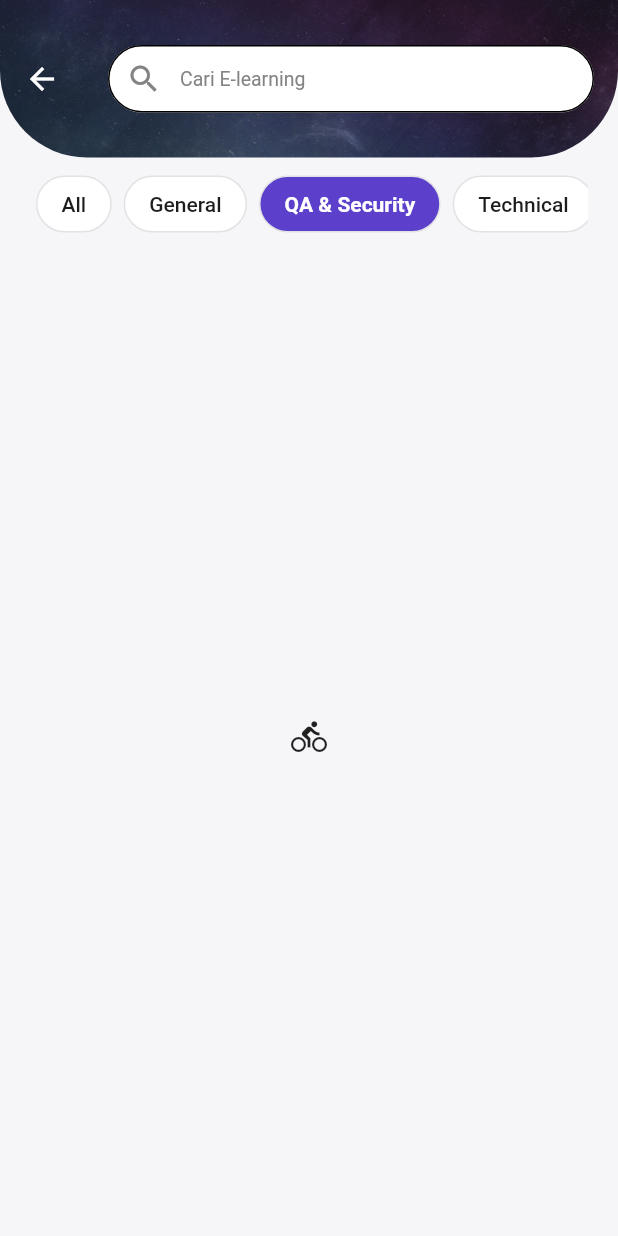
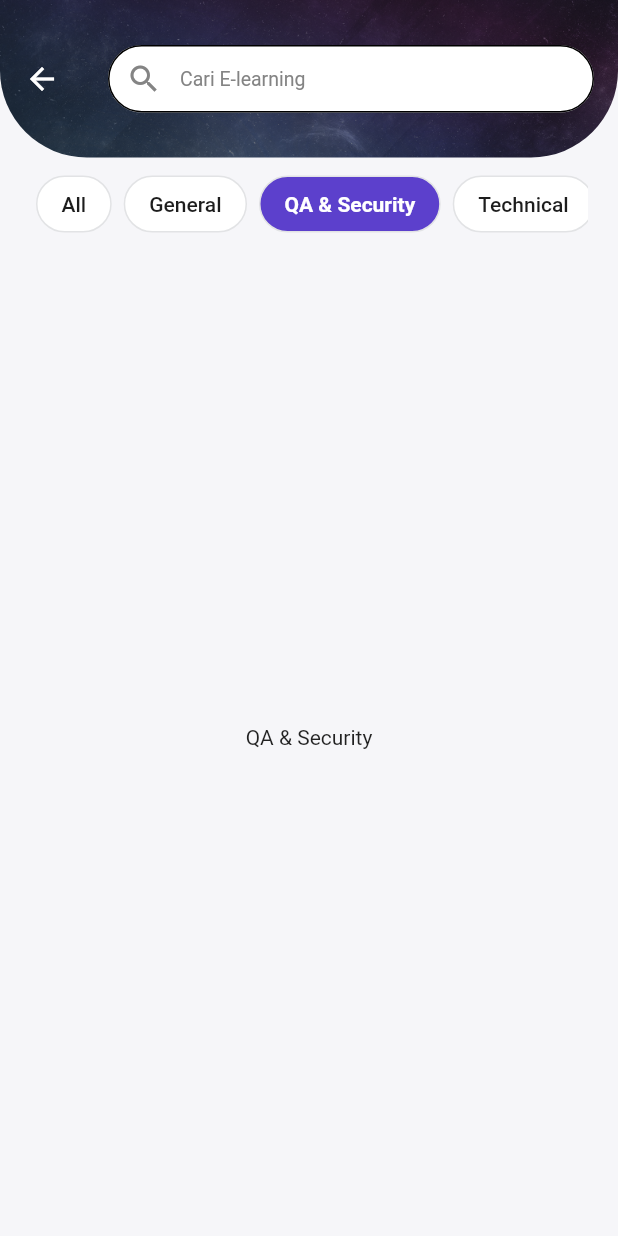
Before and after one commit to mjudianto/MyPlanet_Flutter, a Flutter app: the ElearningPage screen opened by its route, item 3 of the bottom bar chosen, on a phone screen of 412 x 824 dp. Run offline on Flutter 3.47's test engine with Material 2 defaults, Android fonts, the light colour scheme and no system bars; drawn by our look-alikes of buttons_tabbar, searchfield; our stand-ins replace cached_network_image, carousel_slider, flutter_rating_bar, flutter_secure_storage, flutter_svg, get and 7 more; missing offline and left inert: appinio_video_player, dotlottie_loader, scrollable_tab_view, syncfusion_flutter_pdfviewer; accounts and stored records are empty; network calls fail.

Commit message:
update launcher icon and update URL API

```diff
--- a/lib/helpers/global_variable.dart
+++ b/lib/helpers/global_variable.dart
@@ -5,7 +5,8 @@ import 'package:http/http.dart' as http;
 
 class GlobalVariable {
   static String currentUrl = '';
-  static String apiUrl = 'https://myplanet.enseval.com:3000';
+  // static String apiUrl = 'https://myplanet.enseval.com:3000';
+  static String apiUrl = 'https://myplanet-apiapps.enseval.com/';
   static const FlutterSecureStorage secureStorage = FlutterSecureStorage();
   static Map<String, dynamic> userData = {};
   static String myplanetUrl = 'https://myplanet.enseval.com';
--- a/lib/views/pages/elearning/elearning_page.dart
+++ b/lib/views/pages/elearning/elearning_page.dart
@@ -188,19 +188,25 @@ class _ElearningPageState extends State<ElearningPage> {
                       ),
                     ),
                     Center(
-                      child: Icon(Icons.directions_transit),
+                      child: Text('General'),
                     ),
                     Center(
-                      child: Icon(Icons.directions_bike),
+                      child: Text('QA & Security'),
                     ),
                     Center(
-                      child: Icon(Icons.directions_car),
+                      child: Text('Technical'),
                     ),
                     Center(
-                      child: Icon(Icons.directions_transit),
+                      child: Text('Soft Skill'),
                     ),
                     Center(
-                      child: Icon(Icons.directions_bike),
+                      child: Text('SOP IK'),
+                    ),
+                    Center(
+                      child: Text('InnoChamp'),
+                    ),
+                    Center(
+                      child: Text('Enseval Bootcamp'),
                     ),
                   ],
                 ),
```
Also changed, not shown: pubspec.yaml (+7 -0 lines), assets/logo_2.png (added), 27 other files.
